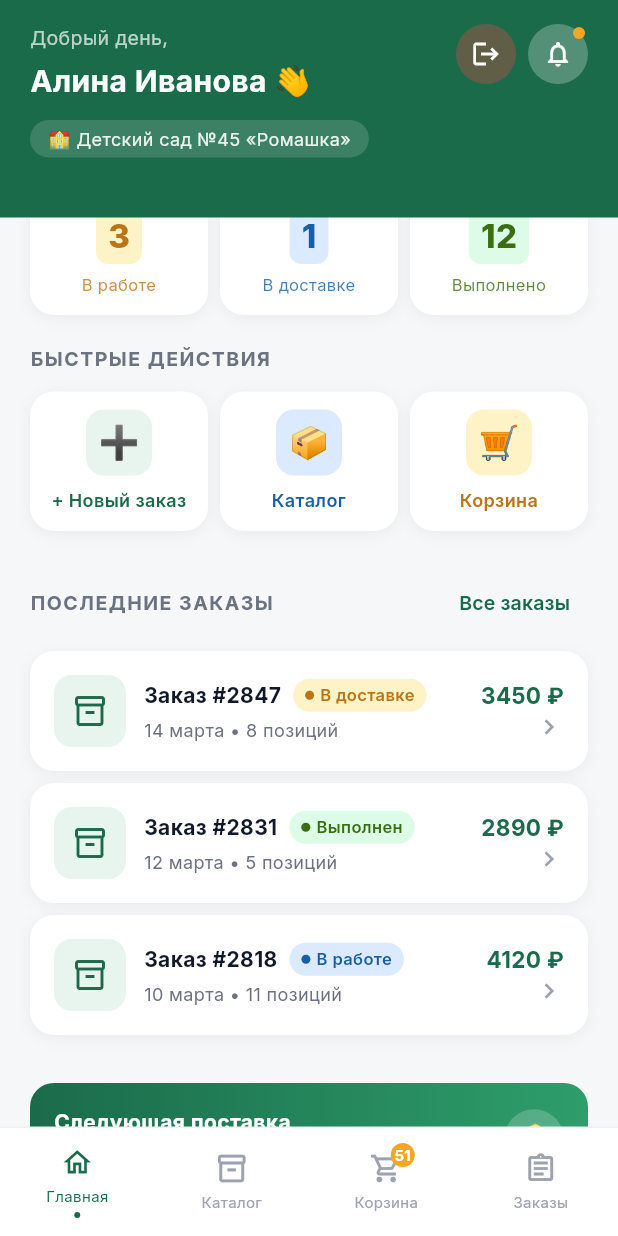
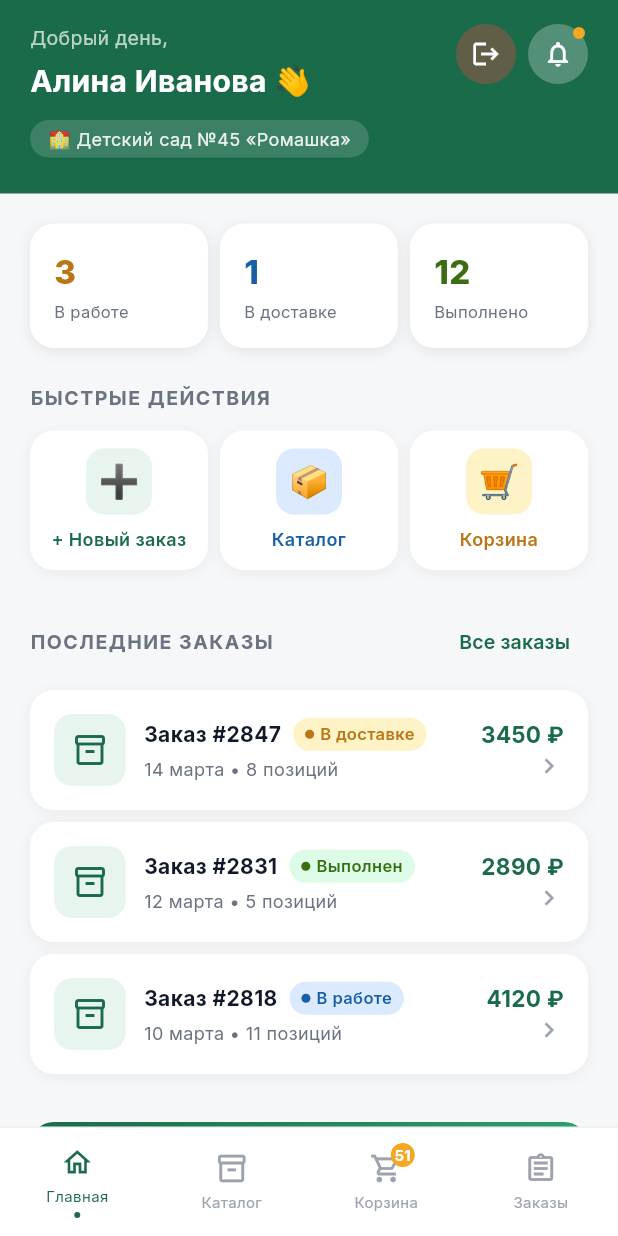
Before and after one commit to Samarkhan-Shyngys/final_project_flutter, a Flutter app: the ManagerHomeScreen screen opened by its route, on a phone screen of 412 x 824 dp. Run offline on Flutter 3.47's test engine with Material 3 defaults, Android fonts, the phone set to English and light mode, and no system bars; our stand-ins replace fl_chart, go_router, google_fonts, hive_flutter, shared_preferences; accounts and stored records are empty.

Commit message:
fix(manager-home): move stats row out of green header into white body

```diff
--- a/lib/presentation/screens/manager/manager_home_screen.dart
+++ b/lib/presentation/screens/manager/manager_home_screen.dart
@@ -21,7 +21,6 @@ class ManagerHomeScreen extends StatelessWidget {
           physics: const BouncingScrollPhysics(),
           slivers: [
             SliverToBoxAdapter(child: _buildHeader(context)),
-            SliverToBoxAdapter(child: _buildStatsRow(context)),
             SliverToBoxAdapter(child: _buildBody(context)),
           ],
         ),
@@ -33,7 +32,7 @@ class ManagerHomeScreen extends StatelessWidget {
     final topPadding = MediaQuery.of(context).padding.top;
     return Container(
       color: AppColors.primary,
-      padding: EdgeInsets.fromLTRB(20, topPadding + 16, 20, 40),
+      padding: EdgeInsets.fromLTRB(20, topPadding + 16, 20, 24),
       child: Row(
         crossAxisAlignment: CrossAxisAlignment.start,
         children: [
@@ -124,30 +123,22 @@ class ManagerHomeScreen extends StatelessWidget {
     );
   }
 
-  Widget _buildStatsRow(BuildContext context) {
-    return Transform.translate(
-      offset: const Offset(0, -20),
-      child: const Padding(
-        padding: EdgeInsets.symmetric(horizontal: 20),
-        child: Row(
-          children: [
-            _StatTile(label: 'В работе', value: '3', bg: AppColors.courierAmberLight, color: AppColors.courierAmber),
-            SizedBox(width: 8),
-            _StatTile(label: 'В доставке', value: '1', bg: AppColors.adminBlueLight, color: AppColors.adminBlue),
-            SizedBox(width: 8),
-            _StatTile(label: 'Выполнено', value: '12', bg: Color(0xFFDCFCE7), color: Color(0xFF3B6D11)),
-          ],
-        ),
-      ),
-    );
-  }
-
   Widget _buildBody(BuildContext context) {
     return Padding(
-      padding: const EdgeInsets.only(top: 0, bottom: 24),
+      padding: const EdgeInsets.fromLTRB(20, 20, 20, 24),
       child: Column(
         crossAxisAlignment: CrossAxisAlignment.start,
         children: [
+          const Row(
+            children: [
+              _StatTile(label: 'В работе',   value: '3',  color: AppColors.courierAmber),
+              SizedBox(width: 8),
+              _StatTile(label: 'В доставке', value: '1',  color: AppColors.adminBlue),
+              SizedBox(width: 8),
+              _StatTile(label: 'Выполнено',  value: '12', color: Color(0xFF3B6D11)),
+            ],
+          ),
+          const SizedBox(height: 24),
           _buildQuickActions(context),
           const SizedBox(height: 24),
           _buildRecentOrders(context),
@@ -159,9 +150,7 @@ class ManagerHomeScreen extends StatelessWidget {
   }
 
   Widget _buildQuickActions(BuildContext context) {
-    return Padding(
-      padding: const EdgeInsets.symmetric(horizontal: 20),
-      child: Column(
+    return Column(
       crossAxisAlignment: CrossAxisAlignment.start,
       children: [
         const SectionLabel('БЫСТРЫЕ ДЕЙСТВИЯ'),
@@ -200,7 +189,6 @@ class ManagerHomeScreen extends StatelessWidget {
           ],
         ),
       ],
-      ),
     );
   }
 
@@ -211,9 +199,7 @@ class ManagerHomeScreen extends StatelessWidget {
       _OrderData(id: '2818', status: OrderStatus.inProgress, date: '10 марта', items: 11, amount: 4120),
     ];
 
-    return Padding(
-      padding: const EdgeInsets.symmetric(horizontal: 20),
-      child: Column(
+    return Column(
       crossAxisAlignment: CrossAxisAlignment.start,
       children: [
         Row(
@@ -235,14 +221,11 @@ class ManagerHomeScreen extends StatelessWidget {
               child: _OrderCard(order: order, onTap: () => context.go('/manager/order/${order.id}')),
             )),
       ],
-      ),
     );
   }
 
   Widget _buildDeliveryBanner() {
-    return Padding(
-      padding: const EdgeInsets.symmetric(horizontal: 20),
-      child: Container(
+    return Container(
         padding: const EdgeInsets.all(16),
         decoration: BoxDecoration(
           gradient: const LinearGradient(
@@ -281,7 +264,6 @@ class ManagerHomeScreen extends StatelessWidget {
             ),
           ],
         ),
-      ),
     );
   }
 }
@@ -289,38 +271,33 @@ class ManagerHomeScreen extends StatelessWidget {
 class _StatTile extends StatelessWidget {
   final String label;
   final String value;
-  final Color bg;
   final Color color;
 
-  const _StatTile({required this.label, required this.value, required this.bg, required this.color});
+  const _StatTile({required this.label, required this.value, required this.color});
 
   @override
   Widget build(BuildContext context) {
     return Expanded(
       child: Container(
-        padding: const EdgeInsets.symmetric(vertical: 12, horizontal: 10),
+        padding: const EdgeInsets.all(16),
         decoration: BoxDecoration(
           color: AppColors.white,
           borderRadius: BorderRadius.circular(16),
           boxShadow: const [
-            BoxShadow(color: Color(0x0D000000), blurRadius: 8, offset: Offset(0, 2)),
+            BoxShadow(color: Color(0x14000000), blurRadius: 8, offset: Offset(0, 2)),
           ],
         ),
         child: Column(
+          crossAxisAlignment: CrossAxisAlignment.start,
           children: [
-            Container(
-              padding: const EdgeInsets.symmetric(horizontal: 8, vertical: 4),
-              decoration: BoxDecoration(color: bg, borderRadius: BorderRadius.circular(8)),
-              child: Text(
+            Text(
               value,
               style: TextStyle(fontSize: 22, fontWeight: FontWeight.w800, color: color),
             ),
-            ),
-            const SizedBox(height: 6),
+            const SizedBox(height: 4),
             Text(
               label,
-              textAlign: TextAlign.center,
-              style: TextStyle(fontSize: 11, color: color.withValues(alpha: 0.8)),
+              style: const TextStyle(fontSize: 11, color: AppColors.textMuted),
             ),
           ],
         ),
```
Lines whose indentation alone changed are shown as unchanged.
